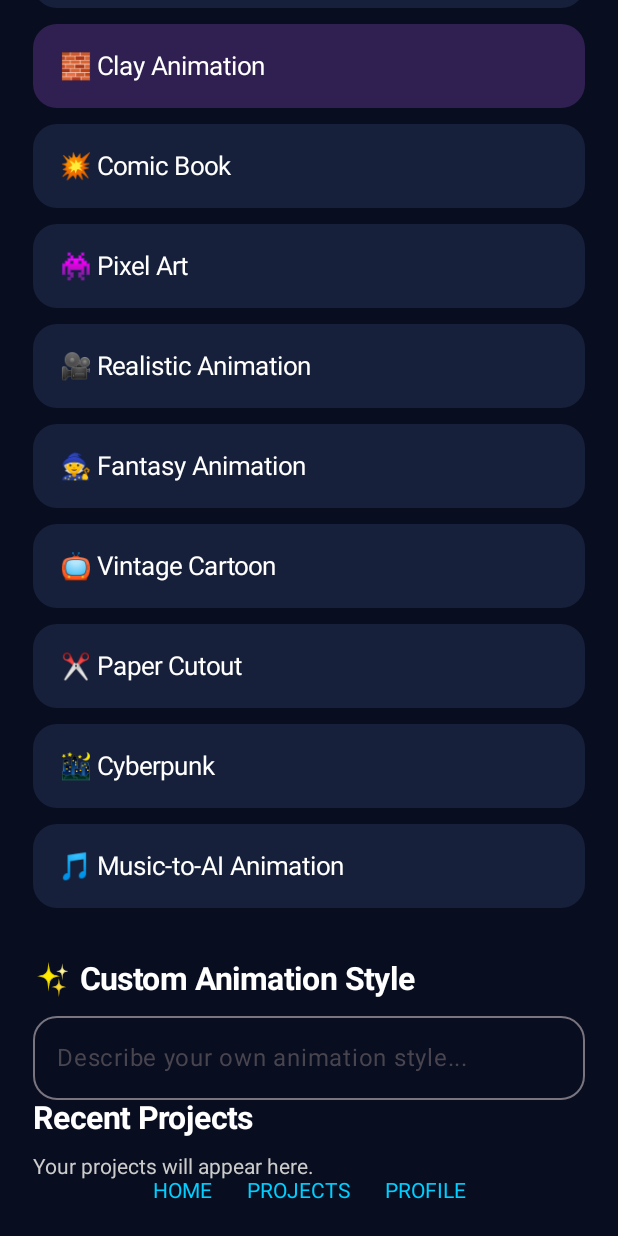
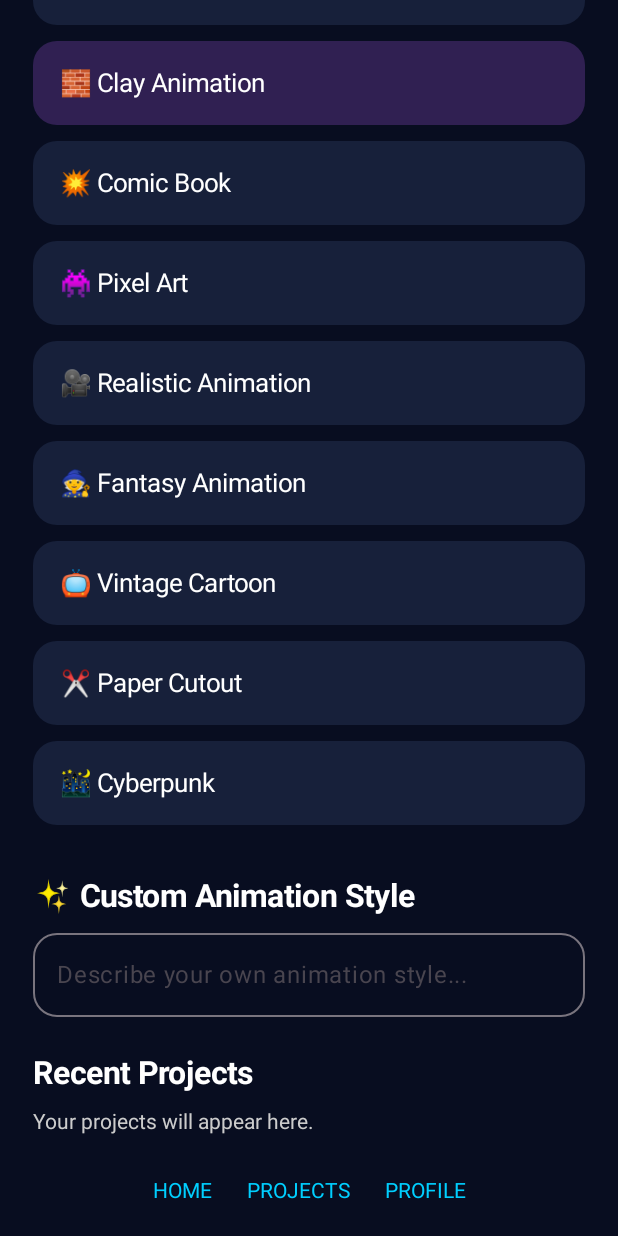
Before and after one commit to rajawatbhanubusiness-sudo/Animora-AI, an Android app built with Jetpack Compose: the screen it shows after launch (MainActivity), after a tap on "🧱 Clay Animation", on a phone screen of 412 x 824 dp. Run offline under Robolectric (Android 15) with nearby library versions, the phone set to English and light mode, and no system bars; 1 other tap on this screen came first.

Commit message:
Update MainActivity.kt

```diff
--- a/app/src/main/java/com/animora/ai/MainActivity.kt
+++ b/app/src/main/java/com/animora/ai/MainActivity.kt
@@ -1,3 +1,4 @@
+
 package com.animora.ai
 
 import android.os.Bundle
@@ -28,9 +29,11 @@ import androidx.compose.ui.platform.LocalContext
 import kotlinx.coroutines.Dispatchers
 import kotlinx.coroutines.launch
 import kotlinx.coroutines.withContext
+
 class MainActivity : ComponentActivity() {
     override fun onCreate(savedInstanceState: Bundle?) {
         super.onCreate(savedInstanceState)
+
         setContent {
             AnimoraHome()
         }
@@ -39,24 +42,23 @@ class MainActivity : ComponentActivity() {
 
 @Composable
 fun AnimoraHome() {
+
     var selectedStyle by remember {
         mutableStateOf("2D Cartoon")
     }
+
     var customStylePrompt by remember {
         mutableStateOf("")
     }
+
     var selectedVideoUri by remember {
         mutableStateOf<Uri?>(null)
     }
-var selectedAudioUri by remember {
-    mutableStateOf<Uri?>(null)
-}
-var audioDurationMs by remember {
-    mutableStateOf<Long?>(null)
-}
+
     var extractedFrameCount by remember {
         mutableIntStateOf(0)
     }
+
     var extractedFrames by remember {
         mutableStateOf<List<Bitmap>>(emptyList())
     }
@@ -65,33 +67,36 @@ var isProcessing by remember {
         mutableStateOf(false)
     }
 
-    val videoPickerLauncher = rememberLauncherForActivityResult(
+    val context = LocalContext.current
+    val scope = rememberCoroutineScope()
+
+    val videoPickerLauncher =
+        rememberLauncherForActivityResult(
             contract = ActivityResultContracts.PickVisualMedia()
         ) { uri ->
             selectedVideoUri = uri
-    }
-val audioPickerLauncher = rememberLauncherForActivityResult(
-    contract = ActivityResultContracts.GetContent()
-) { uri ->
-    selectedAudioUri = uri
-}
-val context = LocalContext.current
-val scope = rememberCoroutineScope()
-LaunchedEffect(selectedAudioUri) {
-    val audioUri = selectedAudioUri
-
-    audioDurationMs = if (audioUri != null) {
-        withContext(Dispatchers.IO) {
-            AudioProcessor.getAudioDurationMs(context, audioUri)
-        }
-    } else {
-        null
-    }
+            extractedFrames = emptyList()
+            extractedFrameCount = 0
         }
 
     val navy = Color(0xFF080D20)
     val purple = Color(0xFF873CFF)
     val cyan = Color(0xFF00CFFF)
+
+    val animationStyles = listOf(
+        "🎌 Anime",
+        "🎬 3D Cartoon",
+        "🎨 2D Cartoon",
+        "🖌️ Watercolor",
+        "🧱 Clay Animation",
+        "💥 Comic Book",
+        "👾 Pixel Art",
+        "🎥 Realistic Animation",
+        "🧙 Fantasy Animation",
+        "📺 Vintage Cartoon",
+        "✂️ Paper Cutout",
+        "🌃 Cyberpunk"
+    )
 
     Column(
         modifier = Modifier
@@ -100,6 +105,7 @@ LaunchedEffect(selectedAudioUri) {
             .verticalScroll(rememberScrollState())
             .padding(22.dp)
     ) {
+
         Text(
             "ANIMORA AI",
             color = cyan,
@@ -140,7 +146,10 @@ LaunchedEffect(selectedAudioUri) {
             ),
             shape = RoundedCornerShape(18.dp)
         ) {
-            Text("＋  Upload Video", fontSize = 19.sp)
+            Text(
+                "＋  Upload Video",
+                fontSize = 19.sp
+            )
         }
 
         if (selectedVideoUri != null) {
@@ -150,69 +159,71 @@ if (selectedVideoUri != null) {
                 fontSize = 15.sp
             )
         }
-if (selectedStyle.contains("Music-to-AI Animation")) {
+
         Spacer(Modifier.height(16.dp))
 
         Button(
             onClick = {
-            audioPickerLauncher.launch("audio/*")
-        },
-        modifier = Modifier.fillMaxWidth()
-    ) {
-        Text("🎵 Upload Song")
-    }
+                val videoUri = selectedVideoUri
 
-    if (selectedAudioUri != null) {
-        Text(
-            "Song selected successfully!",
-            color = cyan
-        )
-
-        if (audioDurationMs != null) {
-            Text(
-                "Song duration: ${audioDurationMs!! / 1000} seconds",
-                color = cyan
-            )
-        }
-    }
-}
-Button(
-    onClick = {
-        val videoUri = selectedVideoUri
                 if (videoUri != null) {
                     scope.launch {
                         isProcessing = true
+
+                        try {
                             val frames = withContext(Dispatchers.IO) {
-    VideoProcessor.extractFrames(context, videoUri)
+                                VideoProcessor.extractFrames(
+                                    context,
+                                    videoUri
+                                )
                             }
-val processedFrames = withContext(Dispatchers.Default) {
+
+                            val processedFrames =
+                                withContext(Dispatchers.Default) {
                                     frames.map { frame ->
-        ImageStylizer.applyStyle(frame, selectedStyle)
+                                        ImageStylizer.applyStyle(
+                                            frame,
+                                            selectedStyle
+                                        )
                                     }
                                 }
 
                             extractedFrames = processedFrames
                             extractedFrameCount = processedFrames.size
+
+                        } finally {
                             isProcessing = false
+                        }
                     }
                 }
             },
             enabled = selectedVideoUri != null && !isProcessing
         ) {
-    Text(if (isProcessing) "Preparing Video..." else "Prepare Video")
+            Text(
+                if (isProcessing) {
+                    "Preparing Video..."
+                } else {
+                    "Prepare Video"
                 }
+            )
+        }
+
         if (isProcessing) {
             Spacer(Modifier.height(12.dp))
 
             CircularProgressIndicator(
                 color = cyan,
-        modifier = Modifier.align(Alignment.CenterHorizontally)
+                modifier = Modifier.align(
+                    Alignment.CenterHorizontally
+                )
             )
 
             Text(
                 "Preparing your video...",
                 color = cyan,
-        modifier = Modifier.align(Alignment.CenterHorizontally)
+                modifier = Modifier.align(
+                    Alignment.CenterHorizontally
+                )
             )
         }
 
@@ -236,6 +247,11 @@ if (extractedFrames.isNotEmpty()) {
                     .heightIn(max = 280.dp),
                 contentScale = ContentScale.Fit
             )
+
+            Text(
+                "Processed frames: $extractedFrameCount",
+                color = Color.LightGray
+            )
         }
 
         Spacer(Modifier.height(32.dp))
@@ -248,32 +264,25 @@ if (extractedFrames.isNotEmpty()) {
         )
 
         Spacer(Modifier.height(15.dp))
-val animationStyles = listOf(
-    "🎌 Anime",
-    "🎬 3D Cartoon",
-    "🎨 2D Cartoon",
-    "🖌️ Watercolor",
-    "🧱 Clay Animation",
-    "💥 Comic Book",
-    "👾 Pixel Art",
-    "🎥 Realistic Animation",
-    "🧙 Fantasy Animation",
-    "📺 Vintage Cartoon",
-    "✂️ Paper Cutout",
-    "🌃 Cyberpunk",
-    "🎵 Music-to-AI Animation"
-)
 
         animationStyles.forEach { style ->
+
             Card(
-        onClick = { selectedStyle = style },
+                onClick = {
+                    selectedStyle = style
+                    extractedFrames = emptyList()
+                    extractedFrameCount = 0
+                },
                 modifier = Modifier
                     .fillMaxWidth()
                     .padding(vertical = 5.dp),
                 colors = CardDefaults.cardColors(
-            containerColor = if (selectedStyle == style)
+                    containerColor =
+                        if (selectedStyle == style) {
                             Color(0xFF302052)
-            else Color(0xFF17203A)
+                        } else {
+                            Color(0xFF17203A)
+                        }
                 ),
                 shape = RoundedCornerShape(16.dp)
             ) {
@@ -285,7 +294,9 @@ animationStyles.forEach { style ->
                 )
             }
         }
+
         Spacer(Modifier.height(30.dp))
+
         Text(
             "✨ Custom Animation Style",
             color = Color.White,
@@ -297,13 +308,18 @@ Spacer(Modifier.height(12.dp))
 
         OutlinedTextField(
             value = customStylePrompt,
-    onValueChange = { customStylePrompt = it },
+            onValueChange = {
+                customStylePrompt = it
+            },
             placeholder = {
                 Text("Describe your own animation style...")
             },
             modifier = Modifier.fillMaxWidth(),
             shape = RoundedCornerShape(16.dp)
         )
+
+        Spacer(Modifier.height(25.dp))
+
         Text(
             "Recent Projects",
             color = Color.White,
@@ -318,12 +334,14 @@ OutlinedTextField(
             color = Color.LightGray
         )
 
-        Spacer(Modifier.weight(1f))
+        Spacer(Modifier.height(30.dp))
 
         Text(
             "HOME       PROJECTS       PROFILE",
             color = cyan,
-            modifier = Modifier.align(Alignment.CenterHorizontally)
+            modifier = Modifier.align(
+                Alignment.CenterHorizontally
+            )
         )
     }
 }
```
Lines whose indentation alone changed are shown as unchanged.
